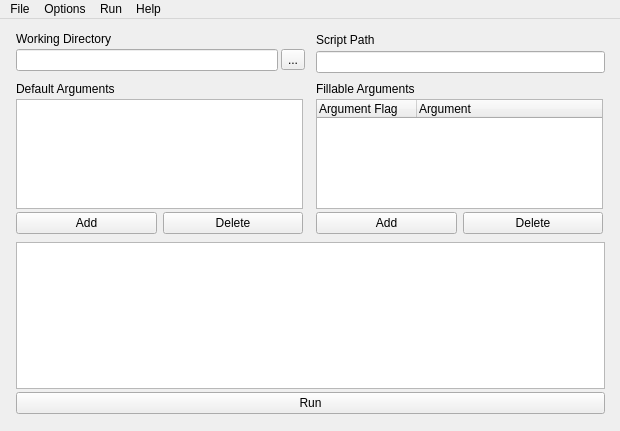
ISAm-kbh/GreenScriptr, file mainwindow.ui: the form before one commit.
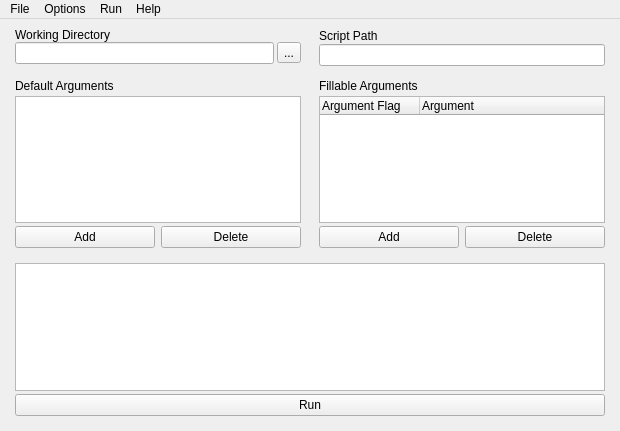
The form after the commit.

Commit message:
Change Main widget layout type
This enables the app to have responsive positioning & styling for the
widgets

The edit to the form file:
```diff
--- a/mainwindow.ui
+++ b/mainwindow.ui
@@ -29,62 +29,8 @@
      <height>0</height>
     </size>
    </property>
-   <widget class="QWidget" name="gridLayoutWidget_3">
-    <property name="geometry">
-     <rect>
-      <x>310</x>
-      <y>10</y>
-      <width>301</width>
-      <height>51</height>
-     </rect>
-    </property>
-    <layout class="QGridLayout" name="scriptPathGridMainLayout">
-     <property name="leftMargin">
-      <number>6</number>
-     </property>
-     <property name="rightMargin">
-      <number>6</number>
-     </property>
-     <property name="bottomMargin">
-      <number>3</number>
-     </property>
-     <property name="verticalSpacing">
-      <number>0</number>
-     </property>
+   <layout class="QGridLayout" name="gridLayout">
      <item row="0" column="0">
-      <widget class="QLabel" name="scriptPathLabel">
-       <property name="sizePolicy">
-        <sizepolicy hsizetype="Preferred" vsizetype="Fixed">
-         <horstretch>0</horstretch>
-         <verstretch>0</verstretch>
-        </sizepolicy>
-       </property>
-       <property name="text">
-        <string>Script Path</string>
-       </property>
-      </widget>
-     </item>
-     <item row="1" column="0">
-      <widget class="QLineEdit" name="scriptPathLineEdit">
-       <property name="sizePolicy">
-        <sizepolicy hsizetype="Preferred" vsizetype="Fixed">
-         <horstretch>0</horstretch>
-         <verstretch>0</verstretch>
-        </sizepolicy>
-       </property>
-      </widget>
-     </item>
-    </layout>
-   </widget>
-   <widget class="QWidget" name="gridLayoutWidget_4">
-    <property name="geometry">
-     <rect>
-      <x>10</x>
-      <y>10</y>
-      <width>301</width>
-      <height>51</height>
-     </rect>
-    </property>
     <layout class="QGridLayout" name="directoryMainLayout">
      <property name="leftMargin">
       <number>6</number>
@@ -147,62 +93,23 @@
       </widget>
      </item>
     </layout>
-   </widget>
-   <widget class="QWidget" name="gridLayoutWidget_2">
-    <property name="geometry">
-     <rect>
-      <x>310</x>
-      <y>60</y>
-      <width>299</width>
-      <height>161</height>
-     </rect>
-    </property>
-    <layout class="QGridLayout" name="fillableMainLayout">
+    </item>
+    <item row="0" column="1">
+     <layout class="QGridLayout" name="scriptPathGridMainLayout">
      <property name="leftMargin">
       <number>6</number>
      </property>
-     <property name="topMargin">
-      <number>3</number>
-     </property>
      <property name="rightMargin">
       <number>6</number>
      </property>
      <property name="bottomMargin">
-      <number>6</number>
+       <number>3</number>
      </property>
      <property name="verticalSpacing">
-      <number>3</number>
-     </property>
-     <item row="2" column="1">
-      <widget class="QPushButton" name="fillableArgDeleteButton">
-       <property name="text">
-        <string>Delete</string>
-       </property>
-      </widget>
-     </item>
-     <item row="1" column="0" colspan="2">
-      <widget class="QTreeWidget" name="fillableArgTreeWidget">
-       <column>
-        <property name="text">
-         <string>Argument Flag</string>
-        </property>
-       </column>
-       <column>
-        <property name="text">
-         <string>Argument</string>
-        </property>
-       </column>
-      </widget>
-     </item>
-     <item row="2" column="0">
-      <widget class="QPushButton" name="fillableArgAddButton">
-       <property name="text">
-        <string>Add</string>
-       </property>
-      </widget>
-     </item>
+       <number>0</number>
+      </property>
      <item row="0" column="0">
-      <widget class="QLabel" name="fillableArgLabel">
+       <widget class="QLabel" name="scriptPathLabel">
        <property name="sizePolicy">
         <sizepolicy hsizetype="Preferred" vsizetype="Fixed">
          <horstretch>0</horstretch>
@@ -210,21 +117,23 @@
         </sizepolicy>
        </property>
        <property name="text">
-        <string>Fillable Arguments</string>
+         <string>Script Path</string>
+        </property>
+       </widget>
+      </item>
+      <item row="1" column="0">
+       <widget class="QLineEdit" name="scriptPathLineEdit">
+        <property name="sizePolicy">
+         <sizepolicy hsizetype="Expanding" vsizetype="Fixed">
+          <horstretch>0</horstretch>
+          <verstretch>0</verstretch>
+         </sizepolicy>
        </property>
       </widget>
      </item>
     </layout>
-   </widget>
-   <widget class="QWidget" name="gridLayoutWidget">
-    <property name="geometry">
-     <rect>
-      <x>10</x>
-      <y>60</y>
-      <width>299</width>
-      <height>161</height>
-     </rect>
-    </property>
+    </item>
+    <item row="1" column="0">
     <layout class="QGridLayout" name="defaultArgSubLayout">
      <property name="leftMargin">
       <number>6</number>
@@ -285,16 +194,68 @@
       </widget>
      </item>
     </layout>
-   </widget>
-   <widget class="QWidget" name="gridLayoutWidget_5">
-    <property name="geometry">
-     <rect>
-      <x>10</x>
-      <y>220</y>
-      <width>601</width>
-      <height>181</height>
-     </rect>
-    </property>
+    </item>
+    <item row="1" column="1">
+     <layout class="QGridLayout" name="fillableMainLayout">
+      <property name="leftMargin">
+       <number>6</number>
+      </property>
+      <property name="topMargin">
+       <number>3</number>
+      </property>
+      <property name="rightMargin">
+       <number>6</number>
+      </property>
+      <property name="bottomMargin">
+       <number>6</number>
+      </property>
+      <property name="verticalSpacing">
+       <number>3</number>
+      </property>
+      <item row="2" column="1">
+       <widget class="QPushButton" name="fillableArgDeleteButton">
+        <property name="text">
+         <string>Delete</string>
+        </property>
+       </widget>
+      </item>
+      <item row="1" column="0" colspan="2">
+       <widget class="QTreeWidget" name="fillableArgTreeWidget">
+        <column>
+         <property name="text">
+          <string>Argument Flag</string>
+         </property>
+        </column>
+        <column>
+         <property name="text">
+          <string>Argument</string>
+         </property>
+        </column>
+       </widget>
+      </item>
+      <item row="2" column="0">
+       <widget class="QPushButton" name="fillableArgAddButton">
+        <property name="text">
+         <string>Add</string>
+        </property>
+       </widget>
+      </item>
+      <item row="0" column="0">
+       <widget class="QLabel" name="fillableArgLabel">
+        <property name="sizePolicy">
+         <sizepolicy hsizetype="Preferred" vsizetype="Fixed">
+          <horstretch>0</horstretch>
+          <verstretch>0</verstretch>
+         </sizepolicy>
+        </property>
+        <property name="text">
+         <string>Fillable Arguments</string>
+        </property>
+       </widget>
+      </item>
+     </layout>
+    </item>
+    <item row="2" column="0" colspan="2">
     <layout class="QGridLayout" name="consoleOuputLayout">
      <property name="leftMargin">
       <number>6</number>
@@ -326,7 +287,8 @@
       </widget>
      </item>
     </layout>
-   </widget>
+    </item>
+   </layout>
   </widget>
   <widget class="QMenuBar" name="menuBar">
    <property name="geometry">
```
Lines whose indentation alone changed are shown as unchanged.
